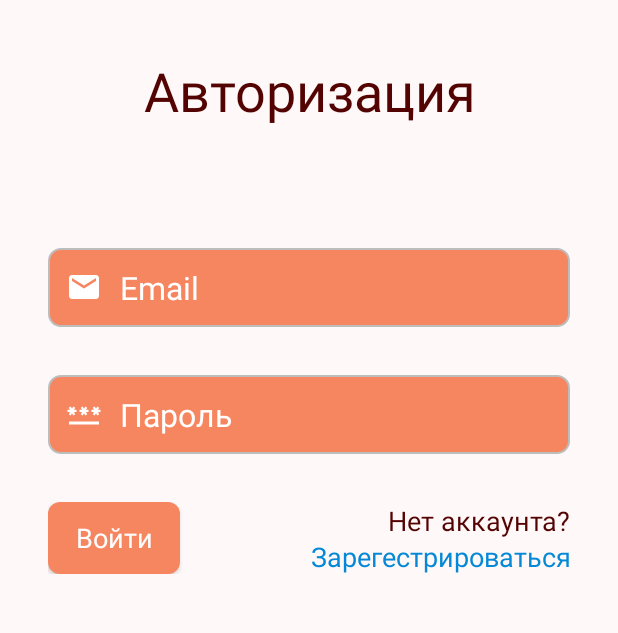
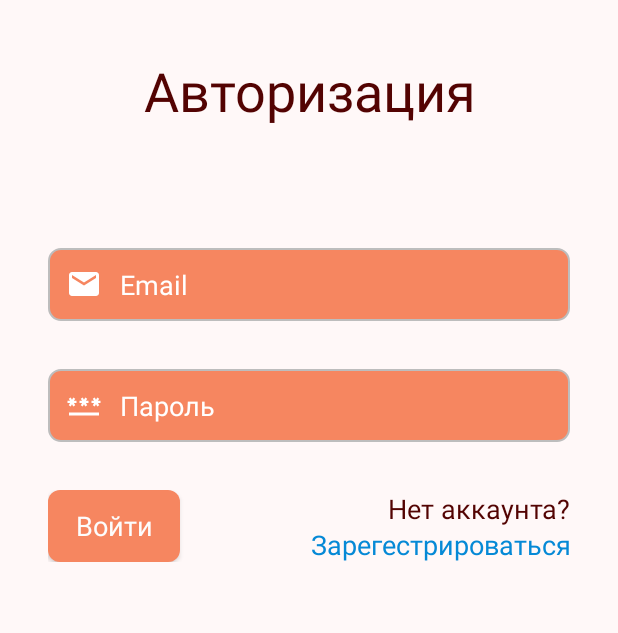
Before and after one commit to Annddreyy/cooking_app, an Android app: the AutorizationActivity screen opened directly, with no data from a screen before it, on a phone screen of 412 x 824 dp, the part 105-738 px from its top. Run offline under Robolectric (Android 15) with nearby library versions, the phone set to English and light mode, and no system bars.

Commit message:
Fix code

```diff
--- a/app/src/main/java/com/example/cookingapp/activity/NewRecipeActivity.java
+++ b/app/src/main/java/com/example/cookingapp/activity/NewRecipeActivity.java
@@ -15,7 +15,6 @@ import android.widget.EditText;
 import android.widget.ImageView;
 import android.widget.LinearLayout;
 import android.widget.Spinner;
-import android.widget.TextView;
 
 import androidx.appcompat.app.AppCompatActivity;
 
@@ -60,7 +59,6 @@ public class NewRecipeActivity extends AppCompatActivity {
         addIngredientButton.setOnClickListener(view -> {
             LayoutInflater inflater = LayoutInflater.from(this);
             LinearLayout addIngredientInput = (LinearLayout) inflater.inflate(R.layout.ingredient_input, null);
-
             ingredientsLayout.addView(addIngredientInput);
             ingredients.add(addIngredientInput);
         });
@@ -71,7 +69,6 @@ public class NewRecipeActivity extends AppCompatActivity {
         addInstructionButton.setOnClickListener(view -> {
             LayoutInflater inflater = LayoutInflater.from(this);
             EditText addInstructionInput = (EditText) inflater.inflate(R.layout.instruction_input, null);
-
             instructionsLayout.addView(addInstructionInput);
             instructions.add(addInstructionInput);
         });
--- a/app/src/main/java/com/example/cookingapp/activity/ProfileActivity.java
+++ b/app/src/main/java/com/example/cookingapp/activity/ProfileActivity.java
@@ -107,7 +107,7 @@ public class ProfileActivity extends AppCompatActivity {
                 setHintInEditText(R.id.surname_input, jsonObject.getString("surname"));
                 setHintInEditText(R.id.name_input, jsonObject.getString("name"));
                 setHintInEditText(R.id.patronymic_input, jsonObject.getString("patronymic"));
-                setHintInEditText(R.id.patronymic_input, jsonObject.getString("phone"));
+                setHintInEditText(R.id.phone_input, jsonObject.getString("phone"));
 
                 ImageView image = findViewById(R.id.profile_user_image);
                 Glide.with(getApplicationContext()).load(jsonObject.getString("image_path") + "?raw=true").into(image);
--- a/app/src/main/res/layout/autorization.xml
+++ b/app/src/main/res/layout/autorization.xml
@@ -83,7 +83,7 @@
                 android:padding="12dp"
                 android:textColor="#FFFFFF"
                 android:textColorHint="#FFFFFF"
-                android:textSize="21sp" />
+                android:textSize="18sp" />
 
             <EditText
                 android:id="@+id/password_input"
@@ -99,7 +99,7 @@
                 android:padding="12dp"
                 android:textColor="#FFFFFF"
                 android:textColorHint="#FFFFFF"
-                android:textSize="21sp" />
+                android:textSize="18sp" />
 
             <LinearLayout
                 android:id="@+id/authorization_form_bottom_part"
```
